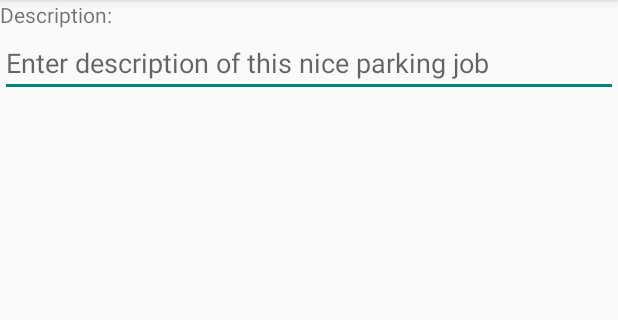
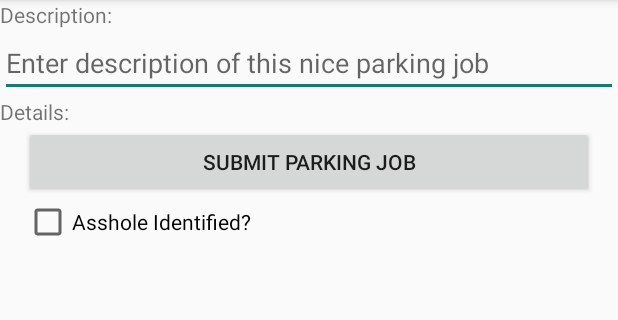
Before and after one commit to mwales/android, an Android app: the screen it shows after launch (MainActivity), on a phone screen of 412 x 824 dp, the part 84-404 px from its top. Run offline under Robolectric (Android 15) with nearby library versions, the phone set to English and light mode, and no system bars.

Commit message:
Making a bunch of fragment changes that will surely break everything

```diff
--- a/YouParkLikeAnAhole/app/src/main/java/net/mwales/youparklikeanahole/DetailsFragment.java
+++ b/YouParkLikeAnAhole/app/src/main/java/net/mwales/youparklikeanahole/DetailsFragment.java
@@ -10,8 +10,12 @@ import android.util.Log;
 import android.view.LayoutInflater;
 import android.view.View;
 import android.view.ViewGroup;
+import android.widget.Button;
 import android.widget.EditText;
 import net.mwales.youparklikeanahole.ParkingJobModel;
+
+import java.text.SimpleDateFormat;
+import java.util.Date;
 
 
 /**
@@ -36,6 +40,8 @@ public class DetailsFragment extends Fragment
     private ParkingJobModel mPJ;
 
     private OnFragmentInteractionListener mListener;
+
+    private Button mSubmitButton;
 
     /**
      * Use this factory method to create a new instance of
@@ -62,6 +68,9 @@ public class DetailsFragment extends Fragment
     public DetailsFragment()
     {
         // Required empty public constructor
+        mPJ = new ParkingJobModel();
+
+        Log.d("NPJ", "Details Fragment constructor");
     }
 
     @Override
@@ -74,7 +83,7 @@ public class DetailsFragment extends Fragment
             mParam2 = getArguments().getString(ARG_PARAM2);
         }
 
-        mPJ = new ParkingJobModel();
+
     }
 
     @Override
@@ -85,6 +94,8 @@ public class DetailsFragment extends Fragment
         View v = inflater.inflate(R.layout.fragment_details, container, false);
 
         Log.d("NPJ", "onCreateView called");
+
+
 
 
         EditText et = (EditText) v.findViewById(R.id.job_description);
@@ -113,6 +124,29 @@ public class DetailsFragment extends Fragment
                 Log.d("NPJ", "EditText::afterTextChanged called");
             }
         });
+
+        mSubmitButton = (Button) v.findViewById(R.id.submit_button);
+
+        mSubmitButton.setOnClickListener(new View.OnClickListener()
+        {
+            @Override
+            public void onClick(View v)
+            {
+                Date now = new Date();
+
+                DetailsFragment.this.setDate(now);
+            }
+        });
+
+        if (mPJ.getDate() != null)
+        {
+            setDate(mPJ.getDate());
+        }
+
+        if (!mPJ.getDescription().isEmpty())
+        {
+            et.setText(mPJ.getDescription());
+        }
 
         return v;
     }
@@ -164,4 +198,13 @@ public class DetailsFragment extends Fragment
         public void onFragmentInteraction(Uri uri);
     }
 
+    public void setDate(Date submitDate)
+    {
+        mPJ.setDate(submitDate);
+
+        SimpleDateFormat sdf = new SimpleDateFormat("MMM d, yyyy h:mm a");
+
+        mSubmitButton.setText( sdf.format(submitDate) );
+    }
+
 }
--- a/YouParkLikeAnAhole/app/src/main/java/net/mwales/youparklikeanahole/ParkingJobModel.java
+++ b/YouParkLikeAnAhole/app/src/main/java/net/mwales/youparklikeanahole/ParkingJobModel.java
@@ -1,12 +1,20 @@
 package net.mwales.youparklikeanahole;
+
+import java.util.Date;
 
 /**
  * Created by mwales on 4/24/15.
  */
 public class ParkingJobModel
 {
+    public ParkingJobModel()
+    {
+        mId = -1;
+        mCulprit = "";
+        mDescription = "";
+        mDate = null;
+    }
 
-    private int mId;
 
     public String getDescription()
     {
@@ -28,5 +36,31 @@ public class ParkingJobModel
         mId = id;
     }
 
+    public String getCulprit()
+    {
+        return mCulprit;
+    }
+
+    public void setCulprit(String culprit)
+    {
+        mCulprit = culprit;
+    }
+
+    public Date getDate()
+    {
+        return mDate;
+    }
+
+    public void setDate(Date date)
+    {
+        mDate = date;
+    }
+
+    private String mCulprit;
+
     private String mDescription;
+
+    private int mId;
+
+    private Date mDate;
 }
--- a/YouParkLikeAnAhole/app/src/main/res/layout/fragment_details.xml
+++ b/YouParkLikeAnAhole/app/src/main/res/layout/fragment_details.xml
@@ -1,17 +1,3 @@
-<!--
-<FrameLayout xmlns:android="http://schemas.android.com/apk/res/android"
-             xmlns:tools="http://schemas.android.com/tools"
-             android:layout_width="match_parent"
-             android:layout_height="match_parent"
-             tools:context="net.mwales.youparklikeanahole.DetailsFragment">
-
-    <TextView
-        android:layout_width="match_parent"
-        android:layout_height="match_parent"
-        android:text="@string/hello_blank_fragment"/>
-
-</FrameLayout> -->
-
 
 <LinearLayout xmlns:android="http://schemas.android.com/apk/res/android"
               xmlns:tools="http://schemas.android.com/tools"
@@ -31,4 +17,25 @@
         android:layout_height="wrap_content"
         android:hint="@string/default_job_description"/>
 
+    <TextView
+        android:layout_width="wrap_content"
+        android:layout_height="wrap_content"
+        android:text="@string/details_label" />
+
+    <Button
+        android:id="@+id/submit_button"
+        android:layout_width="match_parent"
+        android:layout_height="wrap_content"
+        android:text="@string/timestamp"
+        android:layout_marginLeft="16dp"
+        android:layout_marginRight="16dp"/>
+
+    <CheckBox
+        android:id="@+id/identified"
+        android:layout_width="match_parent"
+        android:layout_height="wrap_content"
+        android:text="@string/ahole_identified"
+        android:layout_marginLeft="16dp"
+        android:layout_marginRight="16dp"/>
+
 </LinearLayout>
--- a/YouParkLikeAnAhole/app/src/main/res/values/strings.xml
+++ b/YouParkLikeAnAhole/app/src/main/res/values/strings.xml
@@ -6,6 +6,10 @@
 
     <string name="action_settings">Settings</string>
 
+    <string name="details_label">Details:</string>
+    <string name="timestamp">Submit Parking Job</string>
+    <string name="ahole_identified">Asshole Identified?</string>
+
 <!-- TODO: Remove or change this placeholder text -->
     <string name="hello_blank_fragment">Hello blank fragment</string>
 </resources>
```
Also changed, not shown: YouParkLikeAnAhole/app/src/main/java/net/mwales/youparklikeanahole/PjMgr.java (added, +48 -0 lines), 2 other files. Lines whose indentation alone changed are shown as unchanged.
